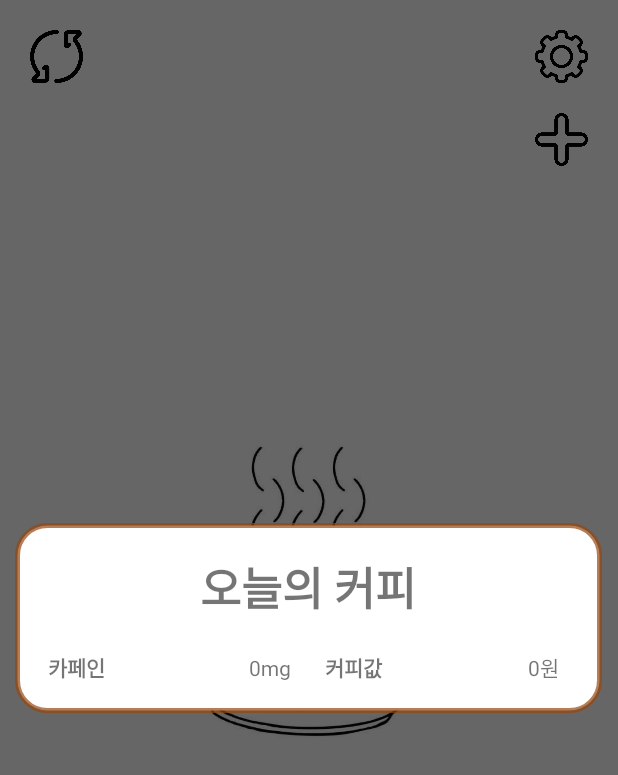
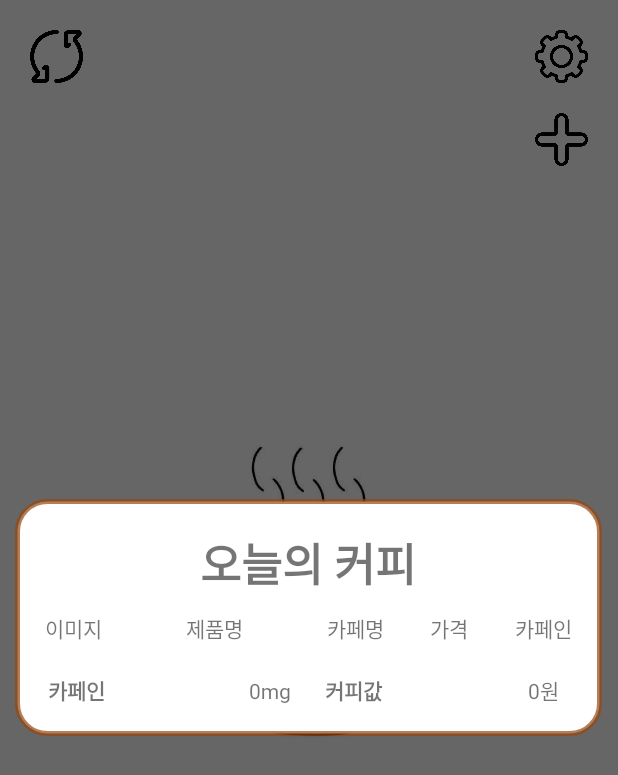
Before and after one commit to Johyebin/MadCamp_week4_Client, an Android app: the screen it shows after launch (MainActivity), after a tap on an icon or button, on a phone screen of 412 x 824 dp. Shown: the top 775 px of the screen. Run offline under Robolectric (Android 15) with nearby library versions, the phone set to English and light mode, and no system bars; 1 statement that could not run was skipped.

Commit message:
working on Today Coffee Dialog Adapter

```diff
--- a/app/src/main/java/com/example/mad_camp_week4/MainActivity.java
+++ b/app/src/main/java/com/example/mad_camp_week4/MainActivity.java
@@ -30,6 +30,8 @@ import retrofit2.Retrofit;
 import retrofit2.converter.gson.GsonConverterFactory;
 
 import androidx.appcompat.app.AlertDialog;
+import androidx.recyclerview.widget.RecyclerView;
+
 import android.content.Context;
 import android.content.Intent;
 import android.graphics.Color;
@@ -89,8 +91,7 @@ public class MainActivity extends AppCompatActivity {
             @Override
             public void onClick(View view){
                 View dialogView = getLayoutInflater().inflate(R.layout.today_coffee_dialog, null);
-                //final EditText nameEditText = (EditText)dialogView.findViewById(R.id.name);
-                //final EditText NicknameEditText = (EditText)dialogView.findViewById(R.id.nickname);
+                RecyclerView coffeeView = findViewById(R.id.today_coffee_view);
 
                 AlertDialog.Builder builder = new AlertDialog.Builder(MainActivity.this);
                 builder.setView(dialogView);
--- a/app/src/main/res/layout/today_coffee_dialog.xml
+++ b/app/src/main/res/layout/today_coffee_dialog.xml
@@ -19,6 +19,54 @@
         app:layout_constraintStart_toStartOf="parent"
         app:layout_constraintTop_toTopOf="parent" />
 
+    <LinearLayout
+        android:id="@+id/today_coffee_info_bar"
+        android:layout_width="match_parent"
+        android:layout_height="wrap_content"
+        android:layout_marginTop="10dp"
+        android:paddingLeft="8dp"
+        android:paddingRight="8dp"
+        android:orientation="horizontal"
+        app:layout_constraintTop_toBottomOf="@id/title_today_coffee"
+        app:layout_constraintEnd_toEndOf="parent"
+        app:layout_constraintStart_toStartOf="parent">
+        <TextView
+            android:layout_width="0dp"
+            android:layout_height="wrap_content"
+            android:layout_weight="1"
+            android:gravity="center"
+            android:text="이미지"
+            android:fontFamily="@font/simple"/>
+        <TextView
+            android:layout_width="0dp"
+            android:layout_height="wrap_content"
+            android:layout_weight="2"
+            android:gravity="center"
+            android:text="제품명"
+            android:fontFamily="@font/simple"/>
+        <TextView
+            android:layout_width="0dp"
+            android:layout_height="wrap_content"
+            android:layout_weight="1"
+            android:gravity="center"
+            android:text="카페명"
+            android:fontFamily="@font/simple"/>
+        <TextView
+            android:layout_width="0dp"
+            android:layout_height="wrap_content"
+            android:layout_weight="1"
+            android:gravity="center"
+            android:text="가격"
+            android:fontFamily="@font/simple"/>
+        <TextView
+            android:layout_width="0dp"
+            android:layout_height="wrap_content"
+            android:layout_weight="1"
+            android:gravity="center"
+            android:text="카페인"
+            android:fontFamily="@font/simple"/>
+    </LinearLayout>
+
     <androidx.recyclerview.widget.RecyclerView
         android:id="@+id/today_coffee_view"
         android:layout_width="match_parent"
@@ -27,7 +75,7 @@
         app:layoutManager="androidx.recyclerview.widget.LinearLayoutManager"
         app:layout_constraintEnd_toEndOf="parent"
         app:layout_constraintStart_toStartOf="parent"
-        app:layout_constraintTop_toBottomOf="@id/title_today_coffee" />
+        app:layout_constraintTop_toBottomOf="@id/today_coffee_info_bar" />
 
     <LinearLayout
         android:layout_width="match_parent"
```
Also changed, not shown: app/src/main/java/com/example/mad_camp_week4/FragmentTwosome.java (+9 -0 lines), app/src/main/java/com/example/mad_camp_week4/TodayCoffeeAdapter.java (added, +64 -0 lines), app/src/main/res/layout/coffee_add_activity.xml (+14 -14 lines), app/src/main/res/layout/coffee_info_dialog.xml (added, +103 -0 lines), app/src/main/res/layout/today_coffee_item.xml (added, +57 -0 lines).
